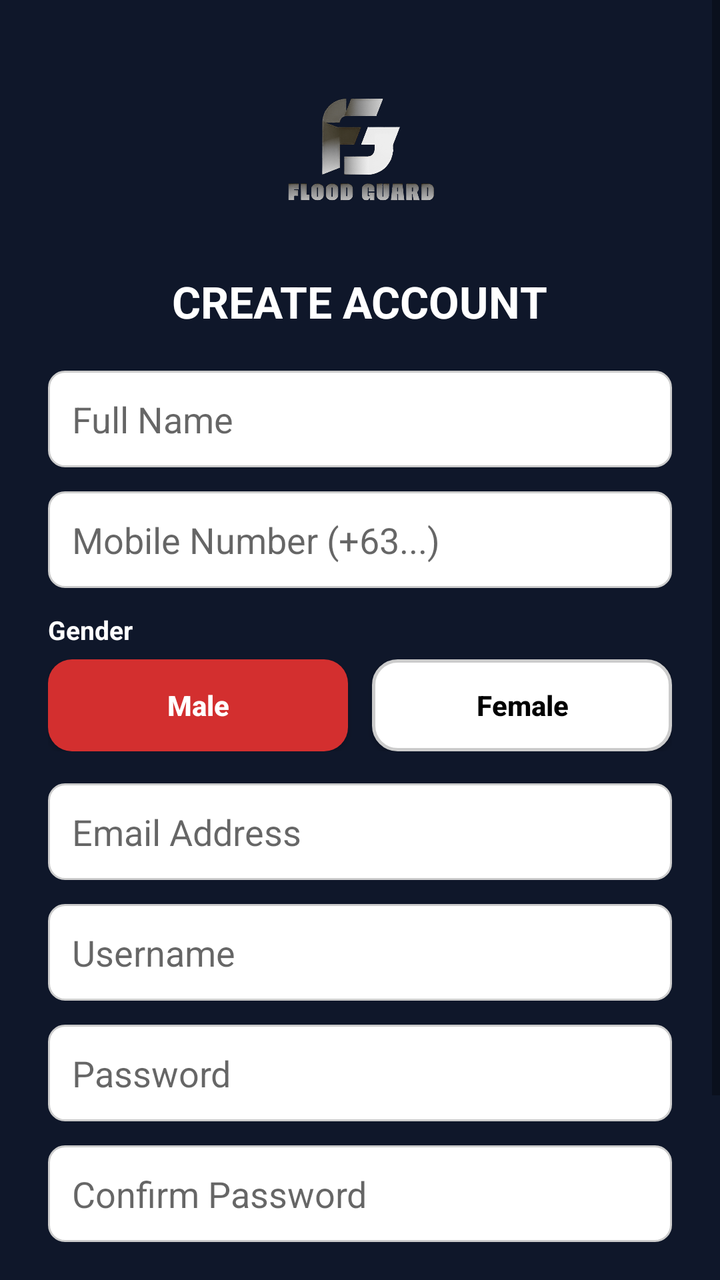
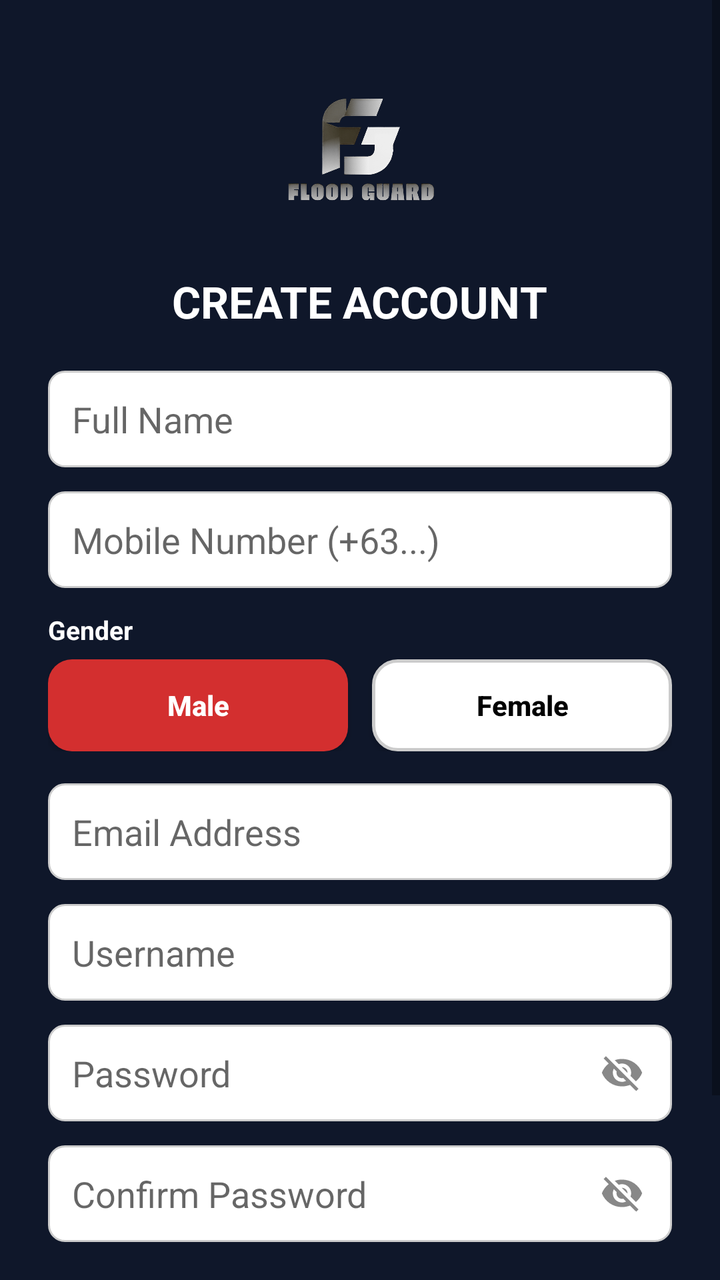

Compare the two renders of this Android layout. The source of the first and the diff that turns it into the second are given below.
<!-- AndroidManifest.xml: activity theme Theme.FloodGuard -->
<!-- res/layout/activity_register.xml -->
<?xml version="1.0" encoding="utf-8"?>
<ScrollView xmlns:android="http://schemas.android.com/apk/res/android"
    android:layout_width="match_parent"
    android:layout_height="match_parent"
    android:background="@color/midnight_blue"
    android:fillViewport="true">

    <LinearLayout
        android:orientation="vertical"
        android:gravity="center"
        android:padding="24dp"
        android:layout_width="match_parent"
        android:layout_height="wrap_content">

        
        <ImageView
            android:src="@drawable/fg_logo"
            android:layout_width="100dp"
            android:layout_height="100dp"
            android:contentDescription="FloodGuard Logo" />

        
        <TextView
            android:layout_width="wrap_content"
            android:layout_height="wrap_content"
            android:text="CREATE ACCOUNT"
            android:textSize="22sp"
            android:textStyle="bold"
            android:textColor="@android:color/white"
            android:layout_marginTop="12dp" />

        
        <EditText
            android:id="@+id/fullNameField"
            android:hint="Full Name"
            android:inputType="textPersonName"
            android:background="@drawable/edittext_bg"
            android:padding="12dp"
            android:layout_width="match_parent"
            android:layout_height="wrap_content"
            android:layout_marginTop="20dp" />

        
        <EditText
            android:id="@+id/mobileField"
            android:hint="Mobile Number (+63...)"
            android:inputType="phone"
            android:background="@drawable/edittext_bg"
            android:padding="12dp"
            android:layout_width="match_parent"
            android:layout_height="wrap_content"
            android:layout_marginTop="12dp" />

        
        <TextView
            android:layout_width="match_parent"
            android:layout_height="wrap_content"
            android:text="Gender"
            android:textColor="@android:color/white"
            android:textSize="13sp"
            android:textStyle="bold"
            android:layout_marginTop="12dp"
            android:layout_marginBottom="6dp" />

        <LinearLayout
            android:layout_width="match_parent"
            android:layout_height="46dp"
            android:orientation="horizontal"
            android:layout_marginBottom="4dp">

            <Button
                android:id="@+id/btnRegMale"
                android:layout_width="0dp"
                android:layout_height="match_parent"
                android:layout_weight="1"
                android:background="@drawable/btn_severity_selected"
                android:text="Male"
                android:textColor="@android:color/white"
                android:textSize="14sp"
                android:textStyle="bold"
                android:textAllCaps="false"
                android:layout_marginEnd="6dp" />

            <Button
                android:id="@+id/btnRegFemale"
                android:layout_width="0dp"
                android:layout_height="match_parent"
                android:layout_weight="1"
                android:background="@drawable/btn_severity_default"
                android:text="Female"
                android:textColor="@android:color/black"
                android:textSize="14sp"
                android:textStyle="bold"
                android:textAllCaps="false"
                android:layout_marginStart="6dp" />
        </LinearLayout>

        
        <EditText
            android:id="@+id/emailField"
            android:hint="Email Address"
            android:inputType="textEmailAddress"
            android:background="@drawable/edittext_bg"
            android:padding="12dp"
            android:layout_width="match_parent"
            android:layout_height="wrap_content"
            android:layout_marginTop="12dp" />

        
        <EditText
            android:id="@+id/regUsernameField"
            android:hint="Username"
            android:background="@drawable/edittext_bg"
            android:padding="12dp"
            android:layout_width="match_parent"
            android:layout_height="wrap_content"
            android:layout_marginTop="12dp" />

        
        <EditText
            android:id="@+id/regPasswordField"
            android:hint="Password"
            android:inputType="textPassword"
            android:background="@drawable/edittext_bg"
            android:padding="12dp"
            android:layout_width="match_parent"
            android:layout_height="wrap_content"
            android:layout_marginTop="12dp" />

        
        <EditText
            android:id="@+id/confirmPasswordField"
            android:hint="Confirm Password"
            android:inputType="textPassword"
            android:background="@drawable/edittext_bg"
            android:padding="12dp"
            android:layout_width="match_parent"
            android:layout_height="wrap_content"
            android:layout_marginTop="12dp" />

        
        <Button
            android:id="@+id/registerButton"
            android:text="REGISTER"
            android:backgroundTint="@android:color/white"
            android:textColor="@android:color/black"
            android:layout_width="match_parent"
            android:layout_height="wrap_content"
            android:layout_marginTop="20dp" />

        
        <LinearLayout
            android:orientation="horizontal"
            android:gravity="center"
            android:layout_marginTop="16dp"
            android:layout_width="wrap_content"
            android:layout_height="wrap_content">

            <TextView
                android:layout_width="wrap_content"
                android:layout_height="wrap_content"
                android:text="Already have an account?"
                android:textColor="@android:color/white" />

            <TextView
                android:id="@+id/loginLink"
                android:layout_width="wrap_content"
                android:layout_height="wrap_content"
                android:text=" LOG IN"
                android:textColor="@android:color/holo_red_light"
                android:textStyle="bold" />
        </LinearLayout>

    </LinearLayout>
</ScrollView>
<!-- resources referenced by this layout -->
<resources>
  <color name="midnight_blue">#0F172A</color>
  <!-- drawable btn_severity_default (drawable) -->
  <?xml version="1.0" encoding="utf-8"?>
  <shape xmlns:android="http://schemas.android.com/apk/res/android"
      android:shape="rectangle">
      <solid android:color="@color/card_bg" />
      <corners android:radius="12dp" />
      <stroke
          android:width="1.5dp"
          android:color="@color/card_stroke" />
  </shape>
  <!-- drawable btn_severity_selected (drawable) -->
  <?xml version="1.0" encoding="utf-8"?>
  <shape xmlns:android="http://schemas.android.com/apk/res/android"
      android:shape="rectangle">
      <solid android:color="#D32F2F" />
      <corners android:radius="12dp" />
  </shape>
  <!-- drawable edittext_bg (drawable) -->
  <?xml version="1.0" encoding="utf-8"?>
  <shape xmlns:android="http://schemas.android.com/apk/res/android"
      android:shape="rectangle">
      <solid android:color="@color/card_bg" />
      <corners android:radius="8dp" />
      <stroke
          android:width="1dp"
          android:color="@color/card_stroke" />
  </shape>
  <!-- drawable fg_logo: png bitmap (drawable, 602634 bytes) -->
  <style name="Theme.FloodGuard" parent="Theme.AppCompat.DayNight.NoActionBar">
          <item name="windowActionBar">false</item>
          <item name="windowNoTitle">true</item>
      </style>
  <color name="card_bg">#FFFFFF</color>
  <color name="card_stroke">#CCCCCC</color>
</resources>

<!-- the commit's change to res/layout/activity_register.xml (unified diff, before → after) -->
@@ -117,26 +117,68 @@
             android:layout_marginTop="12dp" />
 
         
-        <EditText
-            android:id="@+id/regPasswordField"
-            android:hint="Password"
-            android:inputType="textPassword"
-            android:background="@drawable/edittext_bg"
-            android:padding="12dp"
-            android:layout_width="match_parent"
-            android:layout_height="wrap_content"
-            android:layout_marginTop="12dp" />
-
-        
-        <EditText
-            android:id="@+id/confirmPasswordField"
-            android:hint="Confirm Password"
-            android:inputType="textPassword"
-            android:background="@drawable/edittext_bg"
-            android:padding="12dp"
-            android:layout_width="match_parent"
-            android:layout_height="wrap_content"
-            android:layout_marginTop="12dp" />
+        <RelativeLayout
+            android:layout_width="match_parent"
+            android:layout_height="wrap_content"
+            android:layout_marginTop="12dp">
+
+            <EditText
+                android:id="@+id/regPasswordField"
+                android:hint="Password"
+                android:inputType="textPassword"
+                android:background="@drawable/edittext_bg"
+                android:paddingStart="12dp"
+                android:paddingTop="12dp"
+                android:paddingBottom="12dp"
+                android:paddingEnd="46dp"
+                android:layout_width="match_parent"
+                android:layout_height="wrap_content" />
+
+            <ImageView
+                android:id="@+id/toggleRegPassword"
+                android:layout_width="26dp"
+                android:layout_height="26dp"
+                android:src="@drawable/ic_visibility_off"
+                android:contentDescription="Toggle Password Visibility"
+                android:layout_alignParentEnd="true"
+                android:layout_centerVertical="true"
+                android:layout_marginEnd="12dp"
+                android:padding="2dp"
+                android:clickable="true"
+                android:focusable="true" />
+        </RelativeLayout>
+
+        
+        <RelativeLayout
+            android:layout_width="match_parent"
+            android:layout_height="wrap_content"
+            android:layout_marginTop="12dp">
+
+            <EditText
+                android:id="@+id/confirmPasswordField"
+                android:hint="Confirm Password"
+                android:inputType="textPassword"
+                android:background="@drawable/edittext_bg"
+                android:paddingStart="12dp"
+                android:paddingTop="12dp"
+                android:paddingBottom="12dp"
+                android:paddingEnd="46dp"
+                android:layout_width="match_parent"
+                android:layout_height="wrap_content" />
+
+            <ImageView
+                android:id="@+id/toggleConfirmPassword"
+                android:layout_width="26dp"
+                android:layout_height="26dp"
+                android:src="@drawable/ic_visibility_off"
+                android:contentDescription="Toggle Confirm Password Visibility"
+                android:layout_alignParentEnd="true"
+                android:layout_centerVertical="true"
+                android:layout_marginEnd="12dp"
+                android:padding="2dp"
+                android:clickable="true"
+                android:focusable="true" />
+        </RelativeLayout>
 
         
         <Button
<!-- resource entries referenced after the edit -->
@@ -29,6 +29,16 @@
           android:color="@color/card_stroke" />
   </shape>
   <!-- drawable fg_logo: png bitmap (drawable, 602634 bytes) -->
+  <!-- drawable ic_visibility_off (drawable) -->
+  <vector xmlns:android="http://schemas.android.com/apk/res/android"
+      android:width="24dp"
+      android:height="24dp"
+      android:viewportWidth="24"
+      android:viewportHeight="24">
+      <path
+          android:fillColor="#888888"
+          android:pathData="M12,7c2.76,0 5,2.24 5,5 0,0.65 -0.13,1.26 -0.36,1.82l2.92,2.92c1.51,-1.26 2.7,-2.89 3.44,-4.74 -1.73,-4.39 -6,-7.5 -11,-7.5 -1.4,0 -2.74,0.25 -3.98,0.7l2.16,2.16C10.74,7.13 11.35,7 12,7zM2,4.27l2.28,2.28 0.46,0.46C3.08,8.3 1.78,10.02 1,12c1.73,4.39 6,7.5 11,7.5 1.55,0 3.03,-0.3 4.38,-0.84l0.42,0.42L19.73,22 21,20.73 3.27,3 2,4.27zM7.53,9.8l1.55,1.55c-0.05,0.21 -0.08,0.43 -0.08,0.65 0,1.66 1.34,3 3,3 0.22,0 0.44,-0.03 0.65,-0.08l1.55,1.55c-0.67,0.33 -1.41,0.53 -2.2,0.53 -2.76,0 -5,-2.24 -5,-5 0,-0.79 0.2,-1.53 0.53,-2.2zm4.31,-0.78l3.15,3.15 0.02,-0.16c0,-1.66 -1.34,-3 -3,-3l-0.17,0.01z"/>
+  </vector>
   <style name="Theme.FloodGuard" parent="Theme.AppCompat.DayNight.NoActionBar">
           <item name="windowActionBar">false</item>
           <item name="windowNoTitle">true</item>
